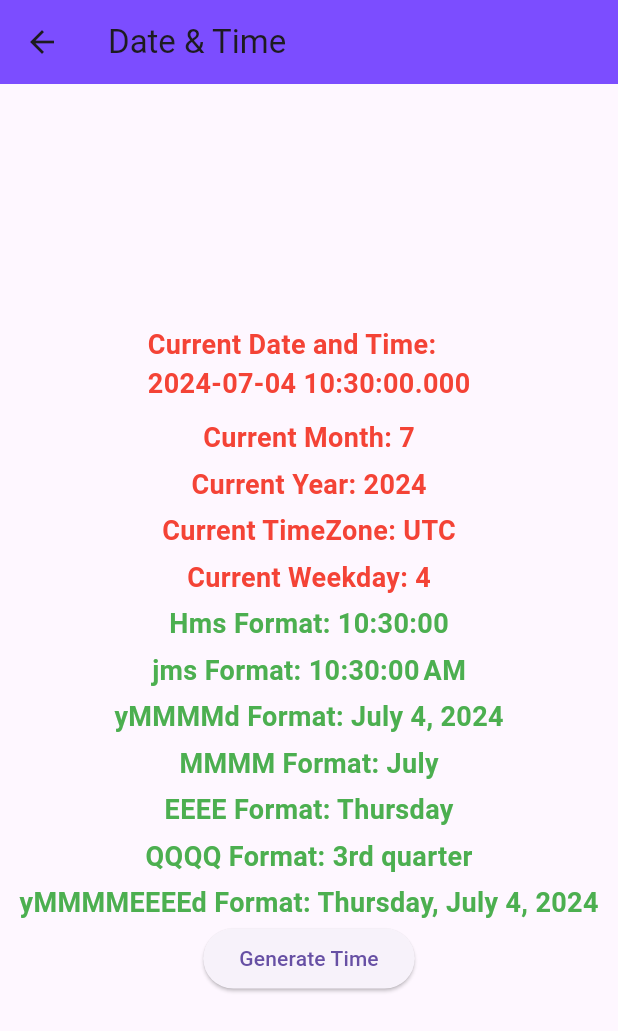
After one commit to thisisdishang/JourneyToFlutter, a Flutter app: the mydatetime screen opened directly, on a phone screen of 412 x 824 dp. The commit adds this screen. Shown: the top 1031 px of the screen. Run offline on Flutter 3.47's test engine with Material 3 defaults, Android fonts, the phone set to English and light mode, and no system bars; our stand-ins replace fluttertoast.

Commit message:
Check current date and format date with intl package

```diff
--- /dev/null
+++ b/lib/MyDateTime.dart
@@ -0,0 +1,143 @@
+import 'package:flutter/material.dart';
+import 'package:intl/intl.dart';
+
+class mydatetime extends StatefulWidget {
+  const mydatetime({super.key});
+
+  @override
+  State<mydatetime> createState() => _mydatetimeState();
+}
+
+class _mydatetimeState extends State<mydatetime> {
+  @override
+  Widget build(BuildContext context) {
+    var time = DateTime.now();
+
+    return Scaffold(
+      appBar: AppBar(
+        title: Text('Date & Time'),
+        backgroundColor: Colors.deepPurpleAccent,
+      ),
+      body: Center(
+        child: Column(
+          mainAxisAlignment: MainAxisAlignment.center,
+          children: [
+            Text(
+              'Current Date and Time: \n$time',
+              style: TextStyle(
+                  color: Colors.red, fontWeight: FontWeight.bold, fontSize: 18),
+            ),
+            SizedBox(
+              height: 10,
+            ),
+            Text(
+              'Current Month: ${time.month}',
+              style: TextStyle(
+                  color: Colors.red, fontWeight: FontWeight.bold, fontSize: 18),
+            ),
+            SizedBox(
+              height: 5,
+            ),
+            Text(
+              'Current Year: ${time.year}',
+              style: TextStyle(
+                  color: Colors.red, fontWeight: FontWeight.bold, fontSize: 18),
+            ),
+            SizedBox(
+              height: 5,
+            ),
+            Text(
+              'Current TimeZone: ${time.timeZoneName}',
+              style: TextStyle(
+                  color: Colors.red, fontWeight: FontWeight.bold, fontSize: 18),
+            ),
+            SizedBox(
+              height: 5,
+            ),
+            Text(
+              'Current Weekday: ${time.weekday}',
+              style: TextStyle(
+                  color: Colors.red, fontWeight: FontWeight.bold, fontSize: 18),
+            ),
+            SizedBox(
+              height: 5,
+            ),
+            Text(
+              'Hms Format: ${DateFormat('Hms').format(time)}',
+              style: TextStyle(
+                  color: Colors.green,
+                  fontWeight: FontWeight.bold,
+                  fontSize: 18),
+            ),
+            SizedBox(
+              height: 5,
+            ),
+            Text(
+              'jms Format: ${DateFormat('jms').format(time)}',
+              style: TextStyle(
+                  color: Colors.green,
+                  fontWeight: FontWeight.bold,
+                  fontSize: 18),
+            ),
+            SizedBox(
+              height: 5,
+            ),
+            Text(
+              'yMMMMd Format: ${DateFormat('yMMMMd').format(time)}',
+              style: TextStyle(
+                  color: Colors.green,
+                  fontWeight: FontWeight.bold,
+                  fontSize: 18),
+            ),
+            SizedBox(
+              height: 5,
+            ),
+            Text(
+              'MMMM Format: ${DateFormat('MMMM').format(time)}',
+              style: TextStyle(
+                  color: Colors.green,
+                  fontWeight: FontWeight.bold,
+                  fontSize: 18),
+            ),
+            SizedBox(
+              height: 5,
+            ),
+            Text(
+              'EEEE Format: ${DateFormat('EEEE').format(time)}',
+              style: TextStyle(
+                  color: Colors.green,
+                  fontWeight: FontWeight.bold,
+                  fontSize: 18),
+            ),
+            SizedBox(
+              height: 5,
+            ),
+            Text(
+              'QQQQ Format: ${DateFormat('QQQQ').format(time)}',
+              style: TextStyle(
+                  color: Colors.green,
+                  fontWeight: FontWeight.bold,
+                  fontSize: 18),
+            ),
+            SizedBox(
+              height: 5,
+            ),
+            Text(
+              'yMMMMEEEEd Format: ${DateFormat('yMMMMEEEEd').format(time)}',
+              style: TextStyle(
+                  color: Colors.green,
+                  fontWeight: FontWeight.bold,
+                  fontSize: 18),
+            ),
+            ElevatedButton(
+              onPressed: () {
+                setState(() {});
+              },
+              child: Text('Generate Time'),
+            ),
+          ],
+        ),
+      ),
+    );
+  }
+}
--- a/lib/main.dart
+++ b/lib/main.dart
@@ -4,6 +4,7 @@ import 'package:journey_to_flutter/CircleAvatar.dart';
 import 'package:journey_to_flutter/ExpandedExample.dart';
 import 'package:journey_to_flutter/ListView.dart';
 import 'package:journey_to_flutter/MyCard.dart';
+import 'package:journey_to_flutter/MyDateTime.dart';
 import 'package:journey_to_flutter/MyTextField.dart';
 import 'package:journey_to_flutter/StylesThemes.dart';
 
@@ -32,7 +33,7 @@ class MyApp extends StatelessWidget {
         ),
       ),
       debugShowCheckedModeBanner: false,
-      title: 'Jouney To Flutter',
+      title: 'Journey To Flutter',
       home: const MyHomePage(),
     );
   }
@@ -256,7 +257,16 @@ class _MyHomePageState extends State<MyHomePage> {
                     SizedBox(
                       width: 10,
                     ),
-                    Container(
+                    InkWell(
+                      onTap: () {
+                        Navigator.push(
+                          context,
+                          MaterialPageRoute(
+                            builder: (context) => mydatetime(),
+                          ),
+                        );
+                      },
+                      child: Container(
                         decoration: BoxDecoration(
                             borderRadius: BorderRadius.all(
                               Radius.circular(25),
@@ -269,12 +279,8 @@ class _MyHomePageState extends State<MyHomePage> {
                         width: 150,
                         height: 150,
                         child: Center(
-                        child: InkWell(
-                          onTap: () {
-                            print('Tapped on Row 4 Text');
-                          },
                           child: Text(
-                            'Row 4',
+                            'Date & Time',
                             style: TextStyle(
                               fontSize: 16,
                               color: Colors.white,
--- a/pubspec.yaml
+++ b/pubspec.yaml
@@ -36,6 +36,7 @@ dependencies:
   # Use with the CupertinoIcons class for iOS style icons.
   cupertino_icons: ^1.0.6
   fluttertoast: ^8.2.6
+  intl: ^0.19.0
 
 dev_dependencies:
   flutter_test:
```
Also changed, not shown: pubspec.lock. Lines whose indentation alone changed are shown as unchanged.
